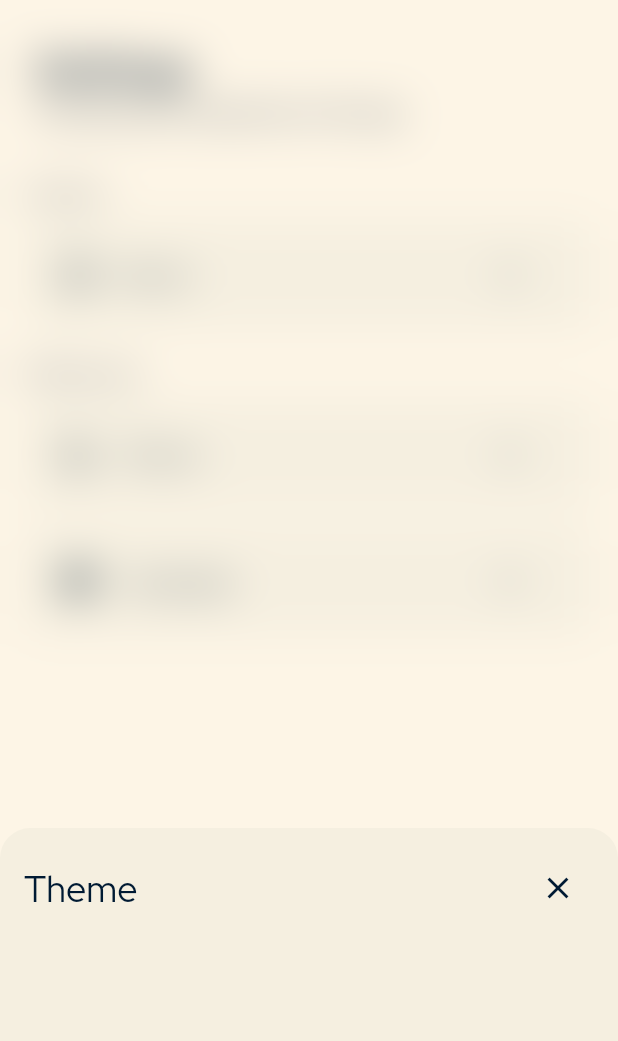
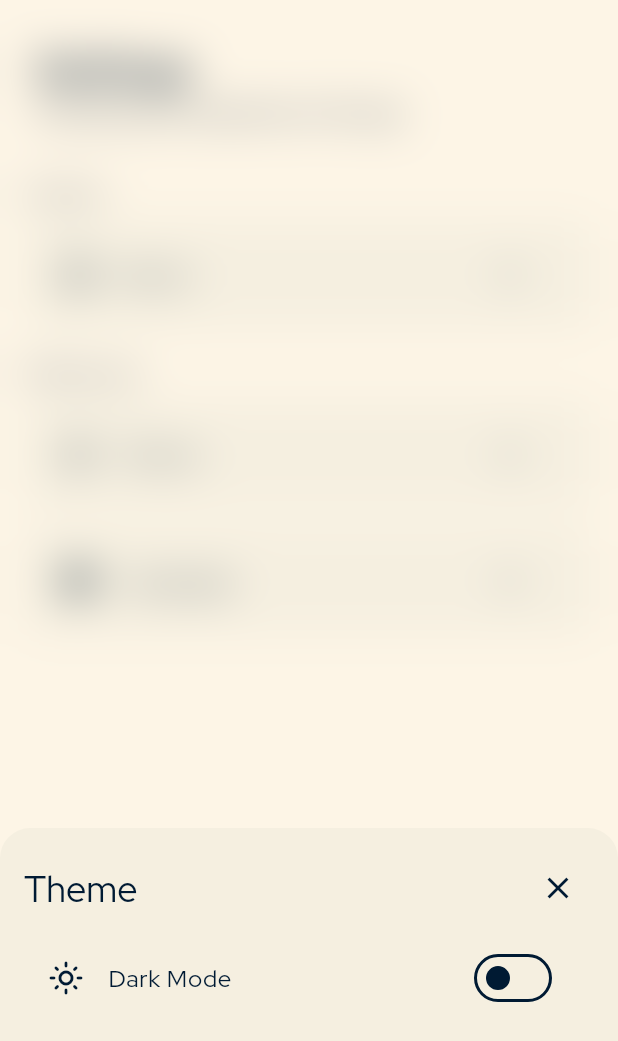
Before and after one commit to vinicalgaro/Guitar-Notebook, a Flutter app: the SettingsPage widget shown alone on an empty page, opened directly, after a tap on "Theme", on a phone screen of 412 x 824 dp. Shown: the top 1041 px of the screen. Run offline on Flutter 3.47's test engine with Material 3 defaults, Android fonts, the phone set to English and light mode, and no system bars; our stand-ins replace bot_toast, freezed_annotation, google_fonts, lottie, package_info_plus, shared_preferences; accounts and stored records are empty; generated files the repository leaves out were written again.

Commit message:
Implementa funcionalidade de tema escuro e claro
- Adiciona traduções para "Dark Mode" em inglês e português.
- Adiciona `SwitchListTile` para alternar entre os temas claro e escuro.
- Atualiza `ThemeViewModel` para gerenciar o estado do tema.
- Modifica `AppTheme` para incluir estilos específicos para o `SwitchThemeData` nos temas claro e escuro.

```diff
--- a/lib/l10n/intl_en.arb
+++ b/lib/l10n/intl_en.arb
@@ -56,5 +56,6 @@
   "settingsDesc": "Customize your experience in the app.",
   "content": "Content",
   "preferences": "Preferences",
-  "linguagem": "Language"
+  "linguagem": "Language",
+  "temaEscuro": "Dark Mode"
 }
--- a/lib/l10n/intl_pt.arb
+++ b/lib/l10n/intl_pt.arb
@@ -7,6 +7,7 @@
   "newSong": "Nova Música",
   "editSong": "Editar Música",
   "tema": "Tema",
+  "temaEscuro": "Tema Escuro",
   "linkedin": "LinkedIn",
   "mobileDeveloper": "Mobile Developer",
   "vinciusCalgaro": "Vinícius Calgaro",
--- a/lib/theme/app_theme.dart
+++ b/lib/theme/app_theme.dart
@@ -71,14 +71,18 @@ class AppTheme {
         ),
       );
 
-  static SwitchThemeData _buildSwitchTheme(Color color) => SwitchThemeData(
-        overlayColor: MaterialStateProperty.resolveWith((states) {
-          if (states.contains(MaterialState.hovered)) {
-            return color.withOpacity(0.5);
-          }
-          return null;
-        }),
-      );
+  static SwitchThemeData _buildSwitchTheme(Color color) =>
+      SwitchThemeData(overlayColor: MaterialStateProperty.resolveWith((states) {
+        if (states.contains(MaterialState.hovered)) {
+          return color.withOpacity(0.5);
+        }
+        return null;
+      }), thumbColor: MaterialStateProperty.resolveWith((states) {
+        if (states.contains(MaterialState.selected)) {
+          return Colors.white;
+        }
+        return null;
+      }));
 
   static InputDecorationTheme _buildInputDecorationTheme(
           Color fillColor, Color borderSideColor, Color labelColor) =>
@@ -143,6 +147,9 @@ class AppTheme {
         paletaDarkBlue,
         paletaDarkBlue),
 
+    // Tema dos Switches
+    switchTheme: _buildSwitchTheme(paletaLightBlue),
+
     extensions: const [
       AppColorsExtension(
         textSecondary: _textSecondary,
@@ -191,7 +198,7 @@ class AppTheme {
     // Tema dos Cards
     cardTheme: _buildCardTheme(const Color(0xFF1E1E1E)),
 
-    // Tema dos Switches (EXCLUSIVO DARK THEME)
+    // Tema dos Switches
     switchTheme: _buildSwitchTheme(paletaDarkBlue),
 
     // Tema dos campos de texto
--- a/lib/view/settings_page.dart
+++ b/lib/view/settings_page.dart
@@ -2,8 +2,10 @@ import 'package:flutter/material.dart';
 import 'package:flutter_gen/gen_l10n/app_localizations.dart';
 import 'package:guitar_learner/widgets/default_header.dart';
 import 'package:guitar_learner/widgets/default_next_button.dart';
+import 'package:provider/provider.dart';
 
 import '../routes/app_routes.dart';
+import '../viewmodel/theme_viewmodel.dart';
 
 class SettingsPage extends StatelessWidget {
   const SettingsPage({super.key});
@@ -11,6 +13,7 @@ class SettingsPage extends StatelessWidget {
   @override
   Widget build(BuildContext context) {
     final localizations = AppLocalizations.of(context)!;
+    final themeViewModel = Provider.of<ThemeViewModel>(context);
 
     return Column(
       crossAxisAlignment: CrossAxisAlignment.start,
@@ -34,8 +37,10 @@ class SettingsPage extends StatelessWidget {
               const SizedBox(height: 8.0),
               DefaultNextButton(
                   title: localizations.tema,
-                  leadingIcon: const Icon(Icons.dark_mode_outlined),
-                  modalContent: []),
+                  leadingIcon: Icon(themeViewModel.isDarkMode
+                      ? Icons.dark_mode_outlined
+                      : Icons.light_mode_outlined),
+                  modalContent: [_buildThemeSwitch(context, themeViewModel)]),
               DefaultNextButton(
                   title: localizations.linguagem,
                   leadingIcon: const Icon(Icons.language_outlined),
@@ -46,4 +51,22 @@ class SettingsPage extends StatelessWidget {
       ],
     );
   }
+
+  Widget _buildThemeSwitch(
+          BuildContext context, ThemeViewModel themeViewModel) =>
+      Consumer<ThemeViewModel>(
+        builder: (context, viewModel, child) {
+          return SwitchListTile(
+            secondary: Icon(
+              viewModel.isDarkMode
+                  ? Icons.dark_mode_outlined
+                  : Icons.light_mode_outlined,
+            ),
+            value: viewModel.isDarkMode,
+            onChanged: (isDark) => viewModel
+                .setThemeMode(isDark ? ThemeMode.dark : ThemeMode.light),
+            title: Text(AppLocalizations.of(context)!.temaEscuro),
+          );
+        },
+      );
 }
```
Also changed, not shown: lib/generated/intl/messages_en.dart, lib/generated/intl/messages_pt.dart, lib/generated/l10n.dart.
